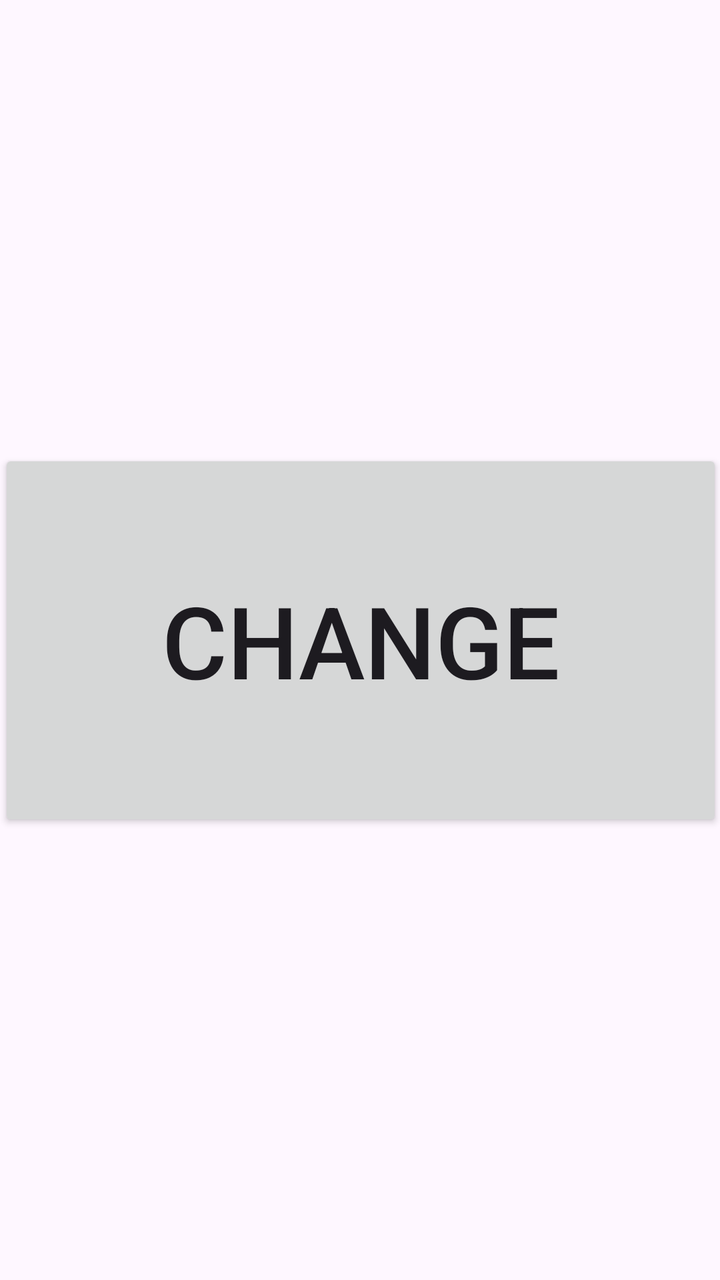
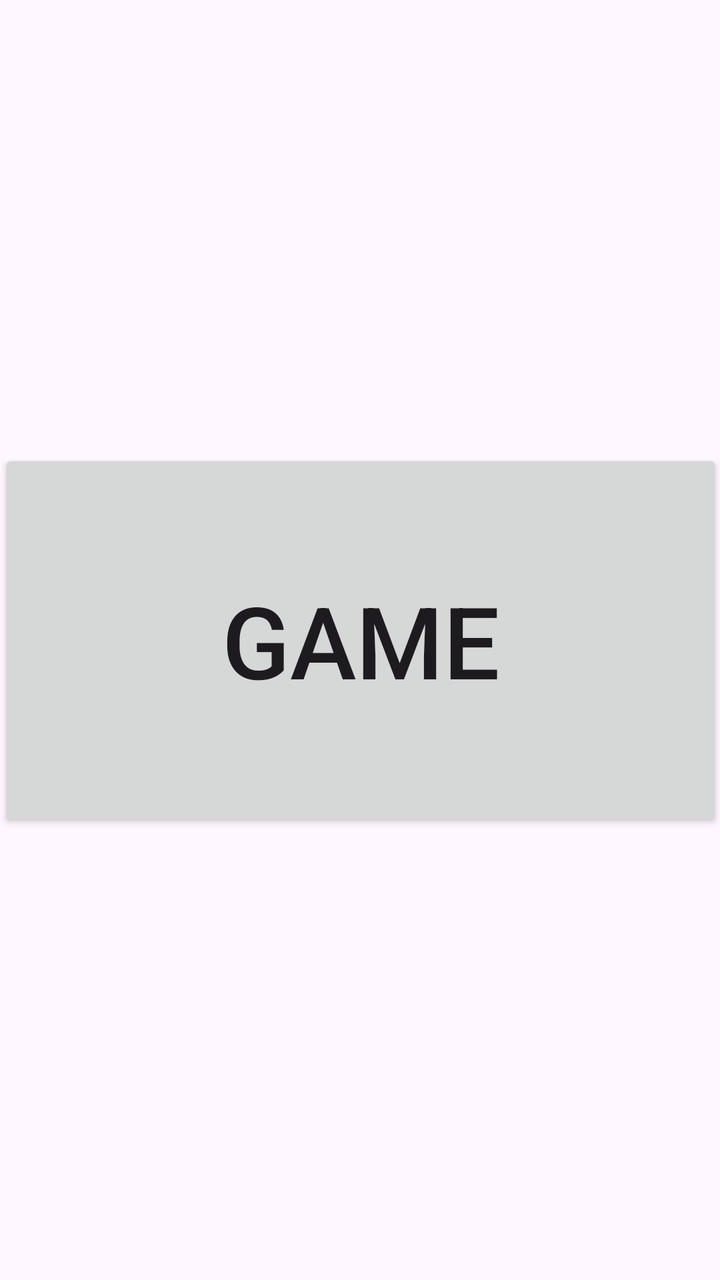

The first picture is an Android layout as it rendered before a commit; the second is the same layout after the commit. The layout source and the unified diff follow.
<!-- AndroidManifest.xml: application theme Theme.MyApplication -->
<!-- res/layout/activity_main.xml -->
<?xml version="1.0" encoding="utf-8"?>
<androidx.constraintlayout.widget.ConstraintLayout xmlns:android="http://schemas.android.com/apk/res/android"
    xmlns:app="http://schemas.android.com/apk/res-auto"
    xmlns:tools="http://schemas.android.com/tools"
    android:id="@+id/main"
    android:layout_width="match_parent"
    android:layout_height="match_parent"
    tools:context=".MainActivity">

    <Button
        android:id="@+id/button"
        android:layout_width="362dp"
        android:layout_height="191dp"
        android:text="Change"
        android:textSize="50sp"
        app:layout_constraintBottom_toBottomOf="parent"
        app:layout_constraintEnd_toEndOf="parent"
        app:layout_constraintStart_toStartOf="parent"
        app:layout_constraintTop_toTopOf="parent" />
</androidx.constraintlayout.widget.ConstraintLayout>
<!-- resources referenced by this layout -->
<resources>
  <style name="Theme.MyApplication" parent="Base.Theme.MyApplication" />
  <style name="Base.Theme.MyApplication" parent="Theme.Material3.DayNight.NoActionBar">
          
          
      </style>
</resources>

<!-- the commit's change to res/layout/activity_main.xml (unified diff, before → after) -->
@@ -11,10 +11,11 @@
         android:id="@+id/button"
         android:layout_width="362dp"
         android:layout_height="191dp"
-        android:text="Change"
+        android:text="Game"
         android:textSize="50sp"
         app:layout_constraintBottom_toBottomOf="parent"
         app:layout_constraintEnd_toEndOf="parent"
         app:layout_constraintStart_toStartOf="parent"
         app:layout_constraintTop_toTopOf="parent" />
+
 </androidx.constraintlayout.widget.ConstraintLayout>
